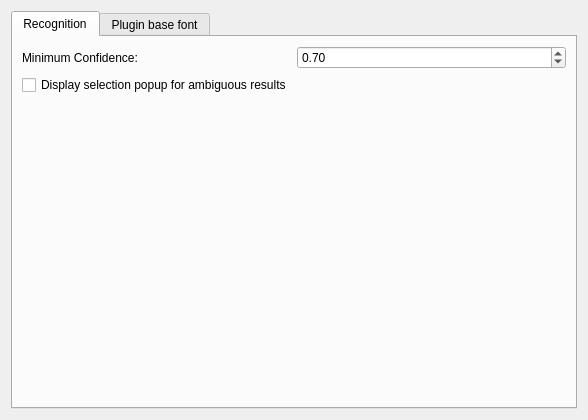
This is simonlib/simonactions/commandsettingsdlg.ui in KDE/simon as Qt 5 draws it before an edit. The edited form follows.
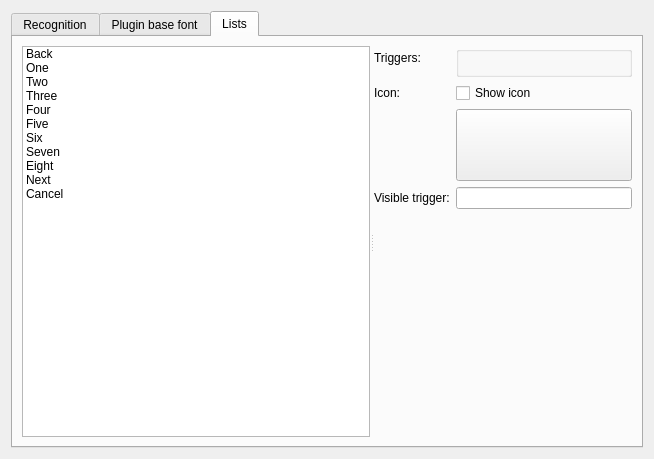
This is the edited form. Custom widgets are drawn as their Qt base class.

Commit message: Making list commands globally configurable Fixing some errors in the createpot scripts of the keyboard and calculator command

```diff
--- a/simonlib/simonactions/commandsettingsdlg.ui
+++ b/simonlib/simonactions/commandsettingsdlg.ui
@@ -6,8 +6,8 @@
    <rect>
     <x>0</x>
     <y>0</y>
-    <width>588</width>
-    <height>420</height>
+    <width>654</width>
+    <height>459</height>
    </rect>
   </property>
   <property name="windowTitle">
@@ -17,7 +17,7 @@
    <item>
     <widget class="KTabWidget" name="twActionConfig">
      <property name="currentIndex">
-      <number>0</number>
+      <number>2</number>
      </property>
      <widget class="QWidget" name="tab">
       <attribute name="title">
@@ -83,16 +83,163 @@
        </item>
       </layout>
      </widget>
+     <widget class="QWidget" name="tab_3">
+      <attribute name="title">
+       <string>Lists</string>
+      </attribute>
+      <layout class="QVBoxLayout" name="verticalLayout_4">
+       <item>
+        <widget class="QSplitter" name="splitter">
+         <property name="orientation">
+          <enum>Qt::Horizontal</enum>
+         </property>
+         <widget class="QListWidget" name="lwActions">
+          <item>
+           <property name="text">
+            <string>Back</string>
+           </property>
+          </item>
+          <item>
+           <property name="text">
+            <string>One</string>
+           </property>
+          </item>
+          <item>
+           <property name="text">
+            <string>Two</string>
+           </property>
+          </item>
+          <item>
+           <property name="text">
+            <string>Three</string>
+           </property>
+          </item>
+          <item>
+           <property name="text">
+            <string>Four</string>
+           </property>
+          </item>
+          <item>
+           <property name="text">
+            <string>Five</string>
+           </property>
+          </item>
+          <item>
+           <property name="text">
+            <string>Six</string>
+           </property>
+          </item>
+          <item>
+           <property name="text">
+            <string>Seven</string>
+           </property>
+          </item>
+          <item>
+           <property name="text">
+            <string>Eight</string>
+           </property>
+          </item>
+          <item>
+           <property name="text">
+            <string>Next</string>
+           </property>
+          </item>
+          <item>
+           <property name="text">
+            <string>Cancel</string>
+           </property>
+          </item>
+         </widget>
+         <widget class="QWidget" name="">
+          <layout class="QFormLayout" name="formLayout">
+           <item row="0" column="0">
+            <widget class="QLabel" name="label_3">
+             <property name="text">
+              <string>Triggers:</string>
+             </property>
+            </widget>
+           </item>
+           <item row="0" column="1">
+            <widget class="KEditListBox" name="elbTriggers">
+             <property name="buttons">
+              <set>KEditListBox::Add|KEditListBox::Remove</set>
+             </property>
+            </widget>
+           </item>
+           <item row="1" column="0">
+            <widget class="QLabel" name="label">
+             <property name="text">
+              <string>Icon:</string>
+             </property>
+            </widget>
+           </item>
+           <item row="1" column="1">
+            <widget class="QCheckBox" name="cbShowIcon">
+             <property name="text">
+              <string>Show icon</string>
+             </property>
+            </widget>
+           </item>
+           <item row="2" column="1">
+            <widget class="KIconButton" name="ibIcon">
+             <property name="sizePolicy">
+              <sizepolicy hsizetype="Minimum" vsizetype="Minimum">
+               <horstretch>0</horstretch>
+               <verstretch>0</verstretch>
+              </sizepolicy>
+             </property>
+             <property name="minimumSize">
+              <size>
+               <width>72</width>
+               <height>72</height>
+              </size>
+             </property>
+             <property name="icon">
+              <string>view-choose</string>
+             </property>
+            </widget>
+           </item>
+           <item row="3" column="0">
+            <widget class="QLabel" name="label_2">
+             <property name="text">
+              <string>Visible trigger:</string>
+             </property>
+            </widget>
+           </item>
+           <item row="3" column="1">
+            <widget class="KLineEdit" name="leVisibleTrigger"/>
+           </item>
+          </layout>
+         </widget>
+        </widget>
+       </item>
+      </layout>
+     </widget>
     </widget>
    </item>
   </layout>
  </widget>
  <customwidgets>
+  <customwidget>
+   <class>KIconButton</class>
+   <extends>QPushButton</extends>
+   <header>kicondialog.h</header>
+  </customwidget>
   <customwidget>
    <class>KFontChooser</class>
    <extends>QWidget</extends>
    <header>kfontdialog.h</header>
   </customwidget>
+  <customwidget>
+   <class>KEditListBox</class>
+   <extends>QGroupBox</extends>
+   <header>keditlistbox.h</header>
+  </customwidget>
+  <customwidget>
+   <class>KLineEdit</class>
+   <extends>QLineEdit</extends>
+   <header>klineedit.h</header>
+  </customwidget>
   <customwidget>
    <class>KTabWidget</class>
    <extends>QTabWidget</extends>
```
The commit also changes 25 other files.
